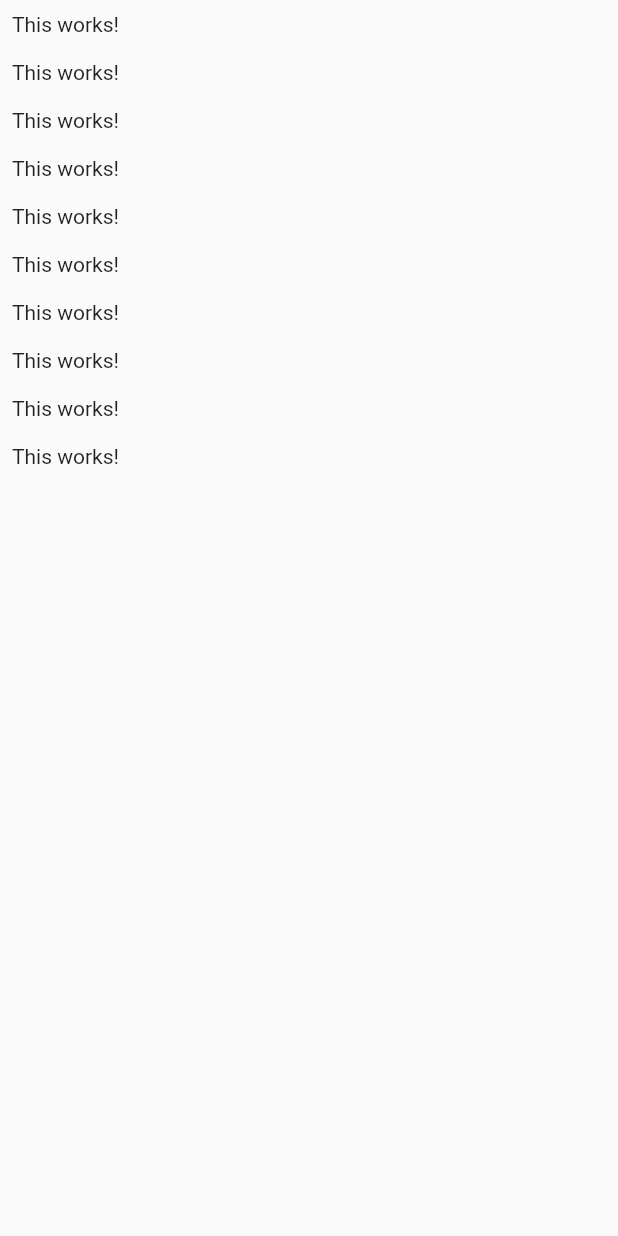
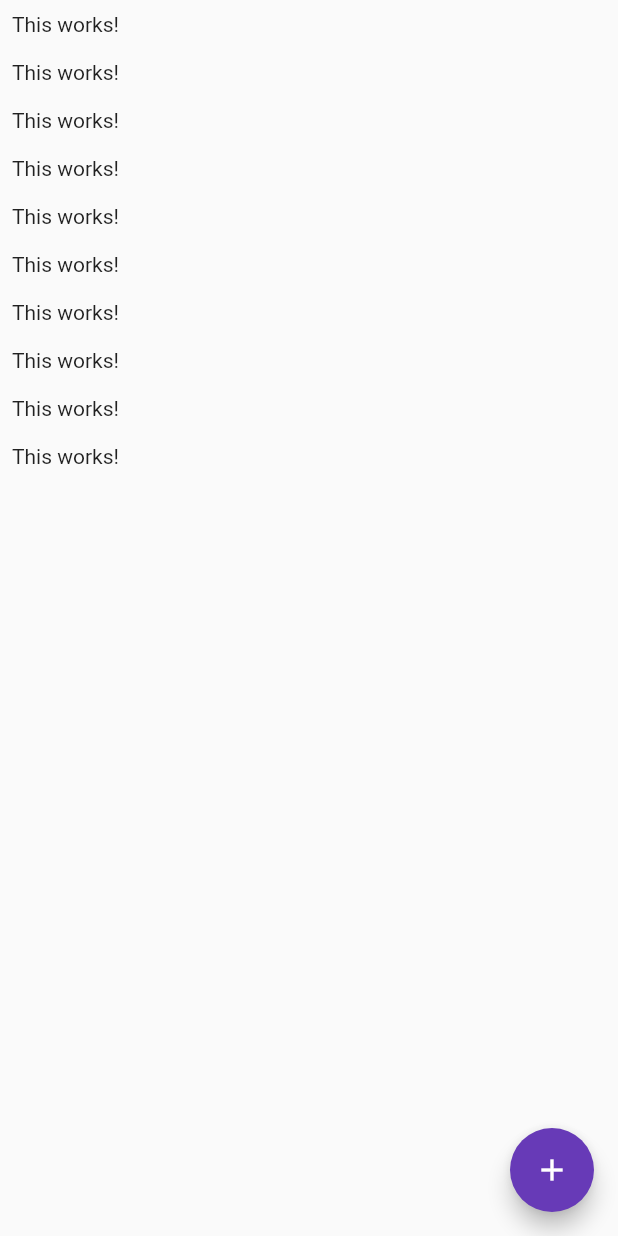
Before and after one commit to emralyilmaz/maxi_app6-chat_app, a Flutter app: the screen it shows after launch, on a phone screen of 412 x 824 dp. Run offline on Flutter 3.47's test engine with Material 2 defaults, Android fonts, the phone set to English and light mode, and no system bars; our stand-ins replace cloud_firestore, firebase_core; accounts and stored records are empty.

```diff
--- a/lib/main.dart
+++ b/lib/main.dart
@@ -1,3 +1,4 @@
+import 'package:firebase_core/firebase_core.dart';
 import 'package:flutter/material.dart';
 import 'package:maxi_app6_chat_app/screens/chat_screen.dart';
 
@@ -8,12 +9,28 @@ void main() {
 class MyApp extends StatelessWidget {
   @override
   Widget build(BuildContext context) {
+    final Future<FirebaseApp> _initialization = Firebase.initializeApp();
+    return FutureBuilder(
+        // Initialize FlutterFire:
+        future: _initialization,
+        builder: (context, appSnapshot) {
           return MaterialApp(
             title: 'FlutterChat',
             theme: ThemeData(
-        primarySwatch: Colors.blue,
+              primarySwatch: Colors.pink,
+              backgroundColor: Colors.pink,
+              accentColor: Colors.deepPurple,
+              accentColorBrightness: Brightness.dark,
+              buttonTheme: ButtonTheme.of(context).copyWith(
+                buttonColor: Colors.pink,
+                textTheme: ButtonTextTheme.primary,
+                shape: RoundedRectangleBorder(
+                  borderRadius: BorderRadius.circular(20),
+                ),
+              ),
             ),
             home: ChatScreen(),
           );
+        });
   }
 }
--- a/pubspec.yaml
+++ b/pubspec.yaml
@@ -23,11 +23,14 @@ environment:
 dependencies:
   flutter:
     sdk: flutter
+  firebase_core: ^0.5.2+1
 
 
   # The following adds the Cupertino Icons font to your application.
   # Use with the CupertinoIcons class for iOS style icons.
   cupertino_icons: ^1.0.0
+  cloud_firestore: ^0.14.3+1
+
 
 dev_dependencies:
   flutter_test:
```
Also changed, not shown: lib/screens/chat_screen.dart (+16 -0 lines), pubspec.lock, 21 other files. Lines whose indentation alone changed are shown as unchanged.
